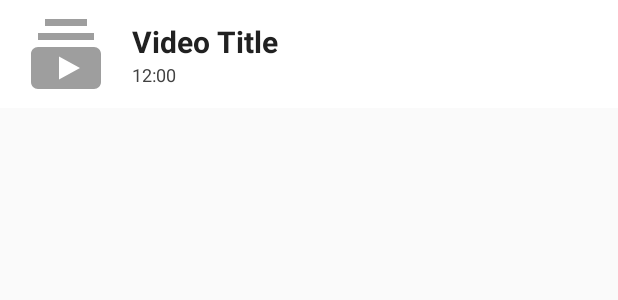
After one commit to markspit93/Playlist-Video-Player, an Android app: the layout item_video.xml on its own in the app's theme, with its tools: preview values and no code run, on a phone screen of 412 x 824 dp. The commit adds this screen. Shown: the top 300 px of the screen. Run offline under Robolectric (Android 15) with nearby library versions, the phone set to English and light mode, and no system bars; Roboto replaces fonts that are not available here.

Commit message:
Added Recyclerview implementation Removed unnecessary drawables

```diff
--- a/app/src/main/kotlin/com/playlist/video/player/data/model/Video.kt
+++ b/app/src/main/kotlin/com/playlist/video/player/data/model/Video.kt
@@ -10,5 +10,7 @@ data class Video(
         @SerializedName("thumbnail_url")
         val thumbnailUrl: String,
 
+        val title: String,
+
         val duration: Long
 )
--- a/app/src/main/kotlin/com/playlist/video/player/ext/ImageViewExt.kt
+++ b/app/src/main/kotlin/com/playlist/video/player/ext/ImageViewExt.kt
@@ -10,7 +10,7 @@ fun ImageView.loadImage(url: String?) {
     GlideApp.with(context)
             .load(url)
             .diskCacheStrategy(DiskCacheStrategy.NONE)
-            .placeholder(R.drawable.ic_github_circle)
+            .placeholder(R.drawable.ic_movies_grey_24dp)
             .transition(withCrossFade())
             .into(this)
 }
--- /dev/null
+++ b/app/src/main/res/drawable/ic_movies_grey_24dp.xml
@@ -0,0 +1,9 @@
+<vector xmlns:android="http://schemas.android.com/apk/res/android"
+        android:width="24dp"
+        android:height="24dp"
+        android:viewportWidth="24.0"
+        android:viewportHeight="24.0">
+    <path
+        android:fillColor="#9E9E9E"
+        android:pathData="M20,8L4,8L4,6h16v2zM18,2L6,2v2h12L18,2zM22,12v8c0,1.1 -0.9,2 -2,2L4,22c-1.1,0 -2,-0.9 -2,-2v-8c0,-1.1 0.9,-2 2,-2h16c1.1,0 2,0.9 2,2zM16,16l-6,-3.27v6.53L16,16z"/>
+</vector>
--- /dev/null
+++ b/app/src/main/res/layout/item_video.xml
@@ -0,0 +1,52 @@
+<?xml version="1.0" encoding="utf-8"?>
+<android.support.constraint.ConstraintLayout
+    xmlns:android="http://schemas.android.com/apk/res/android"
+    xmlns:app="http://schemas.android.com/apk/res-auto"
+    xmlns:tools="http://schemas.android.com/tools"
+    android:layout_width="match_parent"
+    android:layout_height="72dp"
+    android:layout_marginBottom="4dp"
+    android:background="@android:color/white"
+    android:foreground="?selectableItemBackground">
+
+    <ImageView
+        android:id="@+id/imgThumbnail"
+        android:layout_width="56dp"
+        android:layout_height="56dp"
+        android:layout_marginStart="16dp"
+        app:layout_constraintStart_toStartOf="parent"
+        app:layout_constraintTop_toTopOf="parent"
+        app:layout_constraintBottom_toBottomOf="parent"
+        tools:src="@drawable/ic_movies_grey_24dp" />
+
+    <TextView
+        android:id="@+id/txtTitle"
+        android:layout_width="0dp"
+        android:layout_height="wrap_content"
+        android:layout_marginStart="16dp"
+        android:layout_marginEnd="16dp"
+        android:textSize="20sp"
+        android:textStyle="bold"
+        android:textColor="@color/grey_900"
+        app:layout_constraintVertical_chainStyle="packed"
+        app:layout_constraintStart_toEndOf="@+id/imgThumbnail"
+        app:layout_constraintEnd_toEndOf="parent"
+        app:layout_constraintTop_toTopOf="parent"
+        app:layout_constraintBottom_toTopOf="@+id/txtDuration"
+        tools:text="Video Title" />
+
+    <TextView
+        android:id="@+id/txtDuration"
+        android:layout_width="0dp"
+        android:layout_height="wrap_content"
+        android:layout_marginStart="16dp"
+        android:layout_marginEnd="16dp"
+        android:textSize="12sp"
+        android:textColor="@color/grey_800"
+        app:layout_constraintStart_toEndOf="@+id/imgThumbnail"
+        app:layout_constraintEnd_toEndOf="parent"
+        app:layout_constraintTop_toBottomOf="@+id/txtTitle"
+        app:layout_constraintBottom_toBottomOf="parent"
+        tools:text="12:00" />
+
+</android.support.constraint.ConstraintLayout>
--- a/app/src/main/res/values/colors.xml
+++ b/app/src/main/res/values/colors.xml
@@ -5,9 +5,7 @@
     <color name="colorPrimaryDark">#3200ba</color>
     <color name="colorAccent">#D0FF00</color>
 
-    <color name="grey_200">#EEEEEE</color>
     <color name="grey_800">#424242</color>
-
-    <color name="white_semi_transparent">#A0FFFFFF</color>
+    <color name="grey_900">#212121</color>
 
 </resources>
--- a/app/src/main/res/values/strings.xml
+++ b/app/src/main/res/values/strings.xml
@@ -2,4 +2,6 @@
 
     <string name="app_name">Playlist Video Player</string>
 
+    <string name="error_loading">Failed to load playlist</string>
+
 </resources>
```
Also changed, not shown: app/src/main/kotlin/com/playlist/video/player/ui/main/MainActivity.kt (+15 -1 lines), app/src/main/kotlin/com/playlist/video/player/ui/main/MainAdapter.kt (added, +27 -0 lines), app/src/main/kotlin/com/playlist/video/player/ui/main/MainViewHolder.kt (added, +24 -0 lines), app/src/main/res/drawable/bg_circle.xml (deleted, +0 -12 lines), app/src/main/res/drawable/ic_create.xml (deleted, +0 -8 lines), app/src/main/res/drawable/ic_delete.xml (deleted, +0 -8 lines), app/src/main/res/drawable/ic_filter_variant.xml (deleted, +0 -9 lines), app/src/main/res/drawable/ic_fork.xml (deleted, +0 -9 lines), app/src/main/res/drawable/ic_github_circle.xml (deleted, +0 -9 lines), app/src/main/res/drawable/ic_pull_request.xml (deleted, +0 -9 lines), app/src/main/res/drawable/ic_push.xml (deleted, +0 -9 lines), app/src/main/res/drawable/ic_watch.xml (deleted, +0 -9 lines), app/src/main/res/layout/activity_main.xml (+3 -4 lines).
